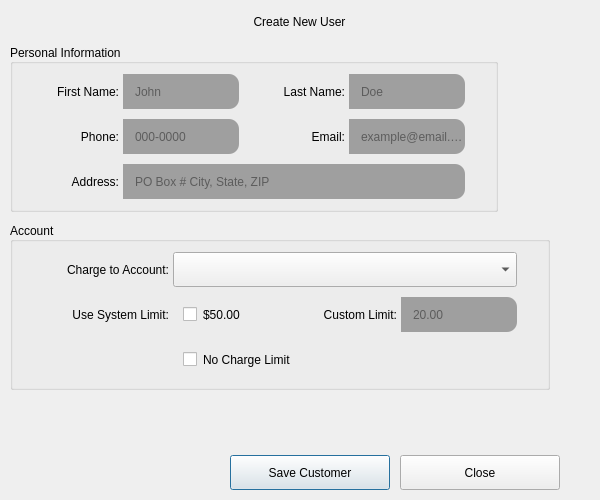
The window that ui/customer_form_dialog.ui (micronesianmacarthur/eixn-pos) describes before a commit, drawn with Qt 5.
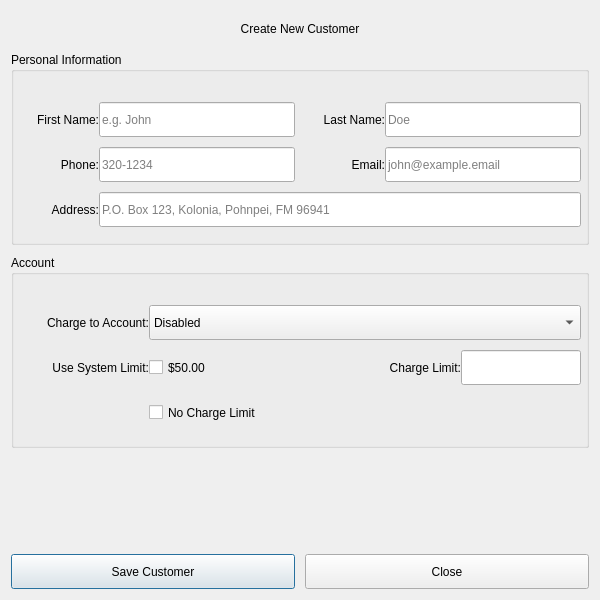
The same window after the commit.

Commit message: modified: customer_form_dialog

Diff of the .ui file:
```diff
--- a/ui/customer_form_dialog.ui
+++ b/ui/customer_form_dialog.ui
@@ -7,18 +7,18 @@
     <x>0</x>
     <y>0</y>
     <width>600</width>
-    <height>500</height>
+    <height>600</height>
    </rect>
   </property>
   <property name="minimumSize">
    <size>
     <width>600</width>
-    <height>500</height>
+    <height>600</height>
    </size>
   </property>
   <property name="maximumSize">
    <size>
-    <width>800</width>
+    <width>600</width>
     <height>600</height>
    </size>
   </property>
@@ -26,82 +26,18 @@
    <string>Create New User Form</string>
   </property>
   <property name="styleSheet">
-   <string notr="true">QWidget {
-	font-family: &quot;Lexend&quot;;
-/*	border: 1px solid white;*/
-}
-
-QCheckBox {
-	padding-left: 10px;
-}
-
-QLabel {
-	border: None;
-	border-top-left-radius: 10px;
-	border-bottom-left-radius: 10px;
-	padding-right: 1px;
-}
-QLineEdit {
-	background-color: #9f9f9f;
-	border: None;
-	border-top-right-radius: 10px;
-	border-bottom-right-radius: 10px;
-	padding-left: 10px;
-	color: #1a1a1a;
-}</string>
+   <string notr="true"/>
   </property>
-  <layout class="QVBoxLayout" name="verticalLayout_5">
-   <property name="spacing">
-    <number>10</number>
-   </property>
-   <property name="leftMargin">
-    <number>10</number>
-   </property>
-   <property name="topMargin">
-    <number>10</number>
-   </property>
-   <property name="rightMargin">
-    <number>10</number>
-   </property>
-   <property name="bottomMargin">
-    <number>10</number>
-   </property>
-   <item>
-    <widget class="QWidget" name="widget" native="true">
-     <layout class="QVBoxLayout" name="verticalLayout_4">
-      <property name="spacing">
-       <number>10</number>
-      </property>
-      <property name="leftMargin">
-       <number>0</number>
-      </property>
-      <property name="topMargin">
-       <number>0</number>
-      </property>
-      <property name="rightMargin">
-       <number>0</number>
-      </property>
-      <property name="bottomMargin">
-       <number>0</number>
-      </property>
+  <layout class="QVBoxLayout" name="verticalLayout_3">
       <item>
        <widget class="QWidget" name="widget_3" native="true">
-        <property name="minimumSize">
-         <size>
-          <width>0</width>
-          <height>24</height>
-         </size>
-        </property>
         <property name="maximumSize">
          <size>
           <width>16777215</width>
-          <height>24</height>
-         </size>
-        </property>
-        <layout class="QHBoxLayout" name="horizontalLayout_16">
-         <property name="spacing">
-          <number>10</number>
-         </property>
+       <height>35</height>
+      </size>
+     </property>
+     <layout class="QGridLayout" name="gridLayout">
          <property name="leftMargin">
           <number>0</number>
          </property>
@@ -114,22 +50,25 @@
          <property name="bottomMargin">
           <number>0</number>
          </property>
-         <item>
-          <widget class="QLabel" name="lb_title_label">
+      <property name="spacing">
+       <number>0</number>
+      </property>
+      <item row="0" column="0">
+       <widget class="QLabel" name="lb_form_title">
            <property name="minimumSize">
             <size>
              <width>0</width>
-             <height>24</height>
+          <height>35</height>
             </size>
            </property>
            <property name="maximumSize">
             <size>
              <width>16777215</width>
-             <height>24</height>
+          <height>35</height>
             </size>
            </property>
            <property name="text">
-            <string>Create New User</string>
+         <string>Create New Customer</string>
            </property>
            <property name="alignment">
             <set>Qt::AlignmentFlag::AlignCenter</set>
@@ -140,8 +79,8 @@
        </widget>
       </item>
       <item>
-       <widget class="QWidget" name="widget_4" native="true">
-        <layout class="QVBoxLayout" name="verticalLayout_3">
+    <widget class="QWidget" name="widget" native="true">
+     <layout class="QVBoxLayout" name="verticalLayout_4">
          <property name="spacing">
           <number>10</number>
          </property>
@@ -159,44 +98,38 @@
          </property>
          <item>
           <widget class="QGroupBox" name="grp_personal_info">
-           <property name="layoutDirection">
-            <enum>Qt::LayoutDirection::LeftToRight</enum>
+        <property name="minimumSize">
+         <size>
+          <width>0</width>
+          <height>0</height>
+         </size>
            </property>
            <property name="title">
             <string>Personal Information</string>
            </property>
-           <property name="alignment">
-            <set>Qt::AlignmentFlag::AlignLeading|Qt::AlignmentFlag::AlignLeft|Qt::AlignmentFlag::AlignVCenter</set>
-           </property>
-           <property name="flat">
-            <bool>false</bool>
-           </property>
-           <layout class="QVBoxLayout" name="verticalLayout_2">
+        <layout class="QVBoxLayout" name="verticalLayout">
             <property name="spacing">
-             <number>10</number>
-            </property>
-            <property name="sizeConstraint">
-             <enum>QLayout::SizeConstraint::SetFixedSize</enum>
+          <number>0</number>
             </property>
             <property name="leftMargin">
-             <number>30</number>
+          <number>5</number>
             </property>
             <property name="topMargin">
-             <number>10</number>
+          <number>20</number>
             </property>
             <property name="rightMargin">
-             <number>30</number>
+          <number>5</number>
             </property>
             <property name="bottomMargin">
-             <number>10</number>
+          <number>5</number>
             </property>
             <item>
-             <layout class="QHBoxLayout" name="horizontalLayout_14">
+          <layout class="QHBoxLayout" name="horizontalLayout_11">
               <property name="spacing">
-               <number>30</number>
+            <number>10</number>
               </property>
               <item>
-               <layout class="QHBoxLayout" name="horizontalLayout_2">
+            <layout class="QHBoxLayout" name="horizontalLayout">
                 <property name="spacing">
                  <number>0</number>
                 </property>
@@ -210,7 +143,7 @@
                   </property>
                   <property name="maximumSize">
                    <size>
-                    <width>80</width>
+                 <width>16777215</width>
                     <height>35</height>
                    </size>
                   </property>
@@ -237,14 +170,14 @@
                    </size>
                   </property>
                   <property name="placeholderText">
-                   <string>John</string>
+                <string>e.g. John</string>
                   </property>
                  </widget>
                 </item>
                </layout>
               </item>
               <item>
-               <layout class="QHBoxLayout" name="horizontalLayout_3">
+            <layout class="QHBoxLayout" name="horizontalLayout_2">
                 <property name="spacing">
                  <number>0</number>
                 </property>
@@ -258,7 +191,7 @@
                   </property>
                   <property name="maximumSize">
                    <size>
-                    <width>80</width>
+                 <width>16777215</width>
                     <height>35</height>
                    </size>
                   </property>
@@ -294,12 +227,12 @@
              </layout>
             </item>
             <item>
-             <layout class="QHBoxLayout" name="horizontalLayout_17">
+          <layout class="QHBoxLayout" name="horizontalLayout_12">
               <property name="spacing">
-               <number>30</number>
+            <number>10</number>
               </property>
               <item>
-               <layout class="QHBoxLayout" name="horizontalLayout_8">
+            <layout class="QHBoxLayout" name="horizontalLayout_3">
                 <property name="spacing">
                  <number>0</number>
                 </property>
@@ -313,7 +246,7 @@
                   </property>
                   <property name="maximumSize">
                    <size>
-                    <width>80</width>
+                 <width>16777215</width>
                     <height>35</height>
                    </size>
                   </property>
@@ -340,14 +273,14 @@
                    </size>
                   </property>
                   <property name="placeholderText">
-                   <string>000-0000</string>
+                <string>320-1234</string>
                   </property>
                  </widget>
                 </item>
                </layout>
               </item>
               <item>
-               <layout class="QHBoxLayout" name="horizontalLayout_9">
+            <layout class="QHBoxLayout" name="horizontalLayout_4">
                 <property name="spacing">
                  <number>0</number>
                 </property>
@@ -361,7 +294,7 @@
                   </property>
                   <property name="maximumSize">
                    <size>
-                    <width>80</width>
+                 <width>16777215</width>
                     <height>35</height>
                    </size>
                   </property>
@@ -388,7 +321,7 @@
                    </size>
                   </property>
                   <property name="placeholderText">
-                   <string>example@email.com</string>
+                <string>john@example.email</string>
                   </property>
                  </widget>
                 </item>
@@ -397,7 +330,7 @@
              </layout>
             </item>
             <item>
-             <layout class="QHBoxLayout" name="horizontalLayout_10">
+          <layout class="QHBoxLayout" name="horizontalLayout_5">
               <property name="spacing">
                <number>0</number>
               </property>
@@ -411,7 +344,7 @@
                 </property>
                 <property name="maximumSize">
                  <size>
-                  <width>80</width>
+               <width>16777215</width>
                   <height>35</height>
                  </size>
                 </property>
@@ -438,7 +371,7 @@
                  </size>
                 </property>
                 <property name="placeholderText">
-                 <string>PO Box # City, State, ZIP</string>
+              <string>P.O. Box 123, Kolonia, Pohnpei, FM 96941</string>
                 </property>
                </widget>
               </item>
@@ -449,42 +382,27 @@
          </item>
          <item>
           <widget class="QGroupBox" name="grp_account">
-           <property name="layoutDirection">
-            <enum>Qt::LayoutDirection::LeftToRight</enum>
-           </property>
            <property name="title">
             <string>Account</string>
            </property>
-           <property name="alignment">
-            <set>Qt::AlignmentFlag::AlignLeading|Qt::AlignmentFlag::AlignLeft|Qt::AlignmentFlag::AlignVCenter</set>
-           </property>
-           <property name="flat">
-            <bool>false</bool>
-           </property>
-           <property name="checkable">
-            <bool>false</bool>
-           </property>
-           <layout class="QVBoxLayout" name="verticalLayout">
+        <layout class="QVBoxLayout" name="verticalLayout_2">
             <property name="spacing">
-             <number>10</number>
-            </property>
-            <property name="sizeConstraint">
-             <enum>QLayout::SizeConstraint::SetFixedSize</enum>
+          <number>0</number>
             </property>
             <property name="leftMargin">
-             <number>30</number>
+          <number>5</number>
             </property>
             <property name="topMargin">
-             <number>10</number>
+          <number>20</number>
             </property>
             <property name="rightMargin">
-             <number>30</number>
+          <number>5</number>
             </property>
             <property name="bottomMargin">
-             <number>10</number>
+          <number>5</number>
             </property>
             <item>
-             <layout class="QHBoxLayout" name="horizontalLayout_11">
+          <layout class="QHBoxLayout" name="horizontalLayout_6">
               <property name="spacing">
                <number>0</number>
               </property>
@@ -498,7 +416,7 @@
                 </property>
                 <property name="maximumSize">
                  <size>
-                  <width>130</width>
+               <width>100</width>
                   <height>35</height>
                  </size>
                 </property>
@@ -524,20 +442,27 @@
                   <height>35</height>
                  </size>
                 </property>
-                <property name="placeholderText">
-                 <string>Please choose one option...</string>
-                </property>
+             <item>
+              <property name="text">
+               <string>Disabled</string>
+              </property>
+             </item>
+             <item>
+              <property name="text">
+               <string>Enabled</string>
+              </property>
+             </item>
                </widget>
               </item>
              </layout>
             </item>
             <item>
-             <layout class="QHBoxLayout" name="horizontalLayout_6">
+          <layout class="QHBoxLayout" name="horizontalLayout_13">
               <property name="spacing">
-               <number>30</number>
+            <number>10</number>
               </property>
               <item>
-               <layout class="QHBoxLayout" name="horizontalLayout_5">
+            <layout class="QHBoxLayout" name="horizontalLayout_7">
                 <property name="spacing">
                  <number>0</number>
                 </property>
@@ -551,7 +476,7 @@
                   </property>
                   <property name="maximumSize">
                    <size>
-                    <width>16777215</width>
+                 <width>130</width>
                     <height>35</height>
                    </size>
                   </property>
@@ -567,7 +492,13 @@
                  <widget class="QCheckBox" name="chk_system_limit">
                   <property name="minimumSize">
                    <size>
-                    <width>0</width>
+                 <width>130</width>
+                 <height>35</height>
+                </size>
+               </property>
+               <property name="maximumSize">
+                <size>
+                 <width>16777215</width>
                     <height>35</height>
                    </size>
                   </property>
@@ -579,7 +510,7 @@
                </layout>
               </item>
               <item>
-               <layout class="QHBoxLayout" name="horizontalLayout">
+            <layout class="QHBoxLayout" name="horizontalLayout_8">
                 <property name="spacing">
                  <number>0</number>
                 </property>
@@ -587,12 +518,18 @@
                  <widget class="QLabel" name="lb_custom_limit">
                   <property name="minimumSize">
                    <size>
-                    <width>130</width>
+                 <width>100</width>
+                 <height>35</height>
+                </size>
+               </property>
+               <property name="maximumSize">
+                <size>
+                 <width>100</width>
                     <height>35</height>
                    </size>
                   </property>
                   <property name="text">
-                   <string>Custom Limit:</string>
+                <string>Charge Limit:</string>
                   </property>
                   <property name="alignment">
                    <set>Qt::AlignmentFlag::AlignRight|Qt::AlignmentFlag::AlignTrailing|Qt::AlignmentFlag::AlignVCenter</set>
@@ -607,8 +544,11 @@
                     <height>35</height>
                    </size>
                   </property>
-                  <property name="placeholderText">
-                   <string>20.00</string>
+               <property name="maximumSize">
+                <size>
+                 <width>120</width>
+                 <height>35</height>
+                </size>
                   </property>
                  </widget>
                 </item>
@@ -617,7 +557,7 @@
              </layout>
             </item>
             <item>
-             <layout class="QHBoxLayout" name="horizontalLayout_4">
+          <layout class="QHBoxLayout" name="horizontalLayout_9">
               <property name="spacing">
                <number>0</number>
               </property>
@@ -625,22 +565,19 @@
                <widget class="QLabel" name="lb_disable_limit">
                 <property name="minimumSize">
                  <size>
-                  <width>0</width>
+               <width>130</width>
                   <height>35</height>
                  </size>
                 </property>
                 <property name="maximumSize">
                  <size>
                   <width>130</width>
-                  <height>16777215</height>
+               <height>35</height>
                  </size>
                 </property>
                 <property name="text">
                  <string/>
                 </property>
-                <property name="alignment">
-                 <set>Qt::AlignmentFlag::AlignRight|Qt::AlignmentFlag::AlignTrailing|Qt::AlignmentFlag::AlignVCenter</set>
-                </property>
                </widget>
               </item>
               <item>
@@ -651,8 +588,11 @@
                   <height>35</height>
                  </size>
                 </property>
-                <property name="styleSheet">
-                 <string notr="true"/>
+             <property name="maximumSize">
+              <size>
+               <width>16777215</width>
+               <height>35</height>
+              </size>
                 </property>
                 <property name="text">
                  <string>No Charge Limit</string>
@@ -667,21 +607,18 @@
         </layout>
        </widget>
       </item>
-     </layout>
-    </widget>
-   </item>
    <item>
     <spacer name="verticalSpacer">
      <property name="orientation">
       <enum>Qt::Orientation::Vertical</enum>
      </property>
      <property name="sizeType">
-      <enum>QSizePolicy::Policy::Expanding</enum>
+      <enum>QSizePolicy::Policy::Fixed</enum>
      </property>
      <property name="sizeHint" stdset="0">
       <size>
        <width>20</width>
-       <height>40</height>
+       <height>100</height>
       </size>
      </property>
     </spacer>
@@ -700,46 +637,33 @@
        <height>35</height>
       </size>
      </property>
-     <layout class="QHBoxLayout" name="horizontalLayout_15">
+     <layout class="QHBoxLayout" name="horizontalLayout_10">
       <property name="spacing">
        <number>10</number>
       </property>
       <property name="leftMargin">
-       <number>30</number>
+       <number>0</number>
       </property>
       <property name="topMargin">
        <number>0</number>
       </property>
       <property name="rightMargin">
-       <number>30</number>
+       <number>0</number>
       </property>
       <property name="bottomMargin">
        <number>0</number>
       </property>
-      <item>
-       <spacer name="horizontalSpacer">
-        <property name="orientation">
-         <enum>Qt::Orientation::Horizontal</enum>
-        </property>
-        <property name="sizeHint" stdset="0">
-         <size>
-          <width>40</width>
-          <height>20</height>
-         </size>
-        </property>
-       </spacer>
-      </item>
       <item>
        <widget class="QPushButton" name="pb_save_customer">
         <property name="minimumSize">
          <size>
-          <width>160</width>
+          <width>0</width>
           <height>35</height>
          </size>
         </property>
         <property name="maximumSize">
          <size>
-          <width>160</width>
+          <width>16777215</width>
           <height>35</height>
          </size>
         </property>
@@ -752,13 +676,13 @@
        <widget class="QPushButton" name="pb_close_form">
         <property name="minimumSize">
          <size>
-          <width>160</width>
+          <width>0</width>
           <height>35</height>
          </size>
         </property>
         <property name="maximumSize">
          <size>
-          <width>160</width>
+          <width>16777215</width>
           <height>35</height>
          </size>
         </property>
```
Left out of the diff: 13 changed lines with no effect on the pictures. Lines whose indentation alone changed are shown as unchanged. The commit also changes 6 other files.
